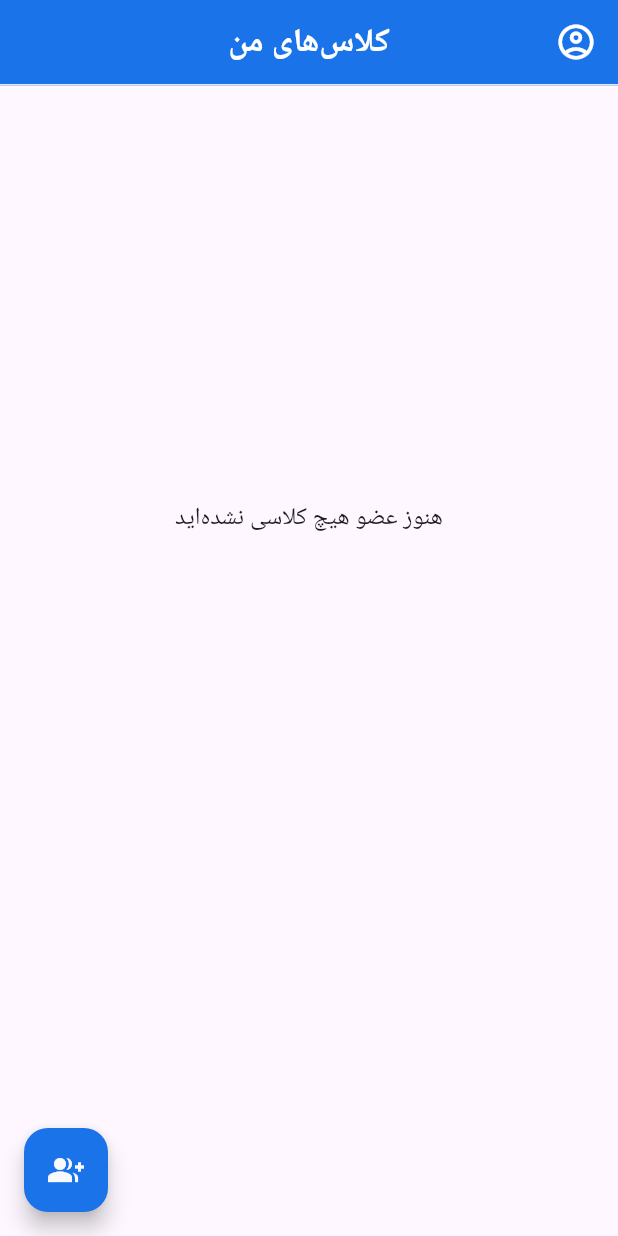
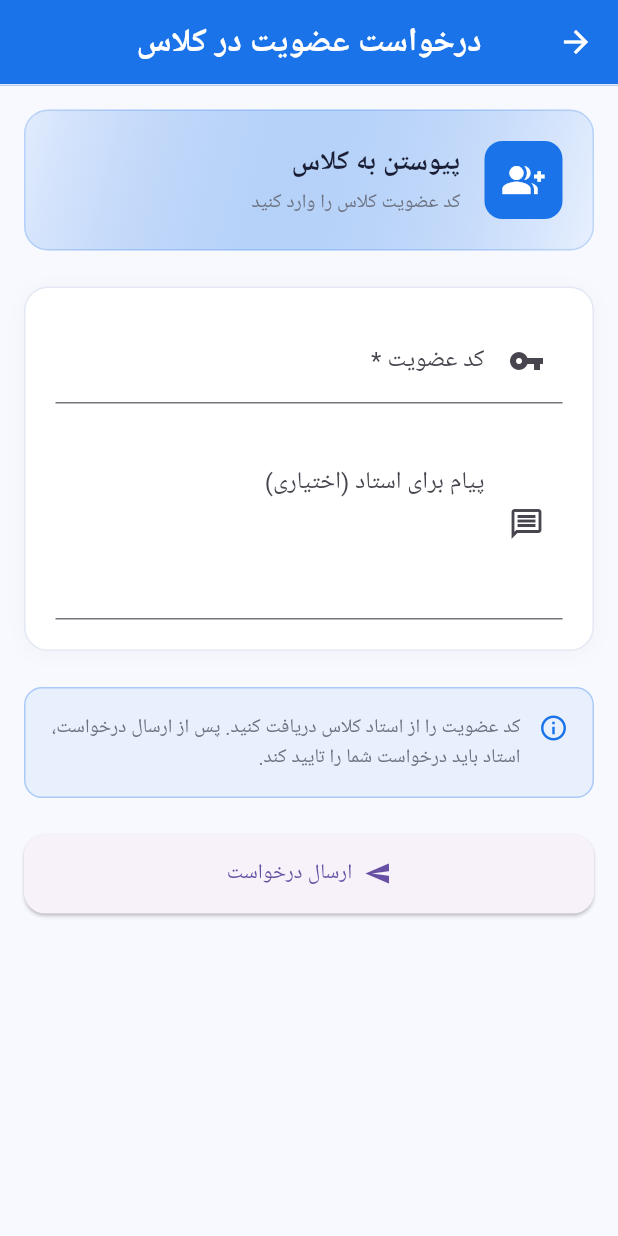
Before and after one commit to Pgh2005/KarAfarinJoo, a Flutter app: the screen it shows once a user with an empty profile is signed in, after a tap on the "group add" icon, on a phone screen of 412 x 824 dp. Run offline on Flutter 3.47's test engine with Material 3 defaults, Android fonts, the phone set to English and light mode, and no system bars; our stand-ins replace flutter_dotenv, flutter_riverpod, go_router, supabase_flutter; accounts and stored records are empty; network calls fail.

Commit message:
feat: add join-class-request page

```diff
--- a/lib/core/router/app_route.dart
+++ b/lib/core/router/app_route.dart
@@ -5,6 +5,7 @@ import 'package:karafarini/features/auth/presentation/pages/login_page.dart';
 import 'package:karafarini/features/auth/presentation/pages/signup_page.dart';
 import 'package:karafarini/features/auth/presentation/pages/splash_screen.dart';
 import 'package:karafarini/features/classes/presentation/pages/create_class_page.dart';
+import 'package:karafarini/features/classes/presentation/pages/join_class_page.dart';
 import 'package:karafarini/features/profile/presentation/pages/profile_page.dart';
 import 'package:karafarini/features/home/presentation/pages/home_page.dart';
 import 'package:supabase_flutter/supabase_flutter.dart';
@@ -65,6 +66,11 @@ final appRouter = GoRouter(
       name: 'create-class',
       builder: (context, state) => const CreateClassPage(),
     ),
+    GoRoute(
+      path: '/join-class',
+      name: 'join-class',
+      builder: (context, state) => const JoinClassPage(),
+    ),
   ],
 );
 
--- a/lib/features/classes/presentation/pages/create_class_page.dart
+++ b/lib/features/classes/presentation/pages/create_class_page.dart
@@ -75,10 +75,7 @@ class _CreateClassPageState extends ConsumerState<CreateClassPage> {
     } catch (e) {
       if (mounted) {
         ScaffoldMessenger.of(context).showSnackBar(
-          SnackBar(
-            content: Text('خطا: $e'),
-            backgroundColor: Colors.red,
-          ),
+          SnackBar(content: Text('خطا: $e'), backgroundColor: Colors.red),
         );
       }
     } finally {
@@ -109,13 +106,13 @@ class _CreateClassPageState extends ConsumerState<CreateClassPage> {
                   begin: Alignment.topLeft,
                   end: Alignment.bottomRight,
                   colors: [
-                    AppTheme.primary.withOpacity(0.1),
+                    AppTheme.primary.withValues(alpha: 0.1),
                     AppTheme.primaryLight,
                   ],
                 ),
                 borderRadius: BorderRadius.circular(16),
                 border: Border.all(
-                  color: AppTheme.primary.withOpacity(0.2),
+                  color: AppTheme.primary.withValues(alpha: 0.2),
                   width: 1,
                 ),
               ),
@@ -168,13 +165,10 @@ class _CreateClassPageState extends ConsumerState<CreateClassPage> {
               decoration: BoxDecoration(
                 color: AppTheme.cardBg,
                 borderRadius: BorderRadius.circular(16),
-                border: Border.all(
-                  color: AppTheme.border,
-                  width: 1,
-                ),
+                border: Border.all(color: AppTheme.border, width: 1),
                 boxShadow: [
                   BoxShadow(
-                    color: Colors.black.withOpacity(0.03),
+                    color: Colors.black.withValues(alpha: 0.03),
                     blurRadius: 10,
                     offset: const Offset(0, 2),
                   ),
@@ -257,9 +251,7 @@ class _CreateClassPageState extends ConsumerState<CreateClassPage> {
                         prefixIcon: Icon(Icons.group),
                       ),
                       keyboardType: TextInputType.number,
-                      inputFormatters: [
-                        FilteringTextInputFormatter.digitsOnly,
-                      ],
+                      inputFormatters: [FilteringTextInputFormatter.digitsOnly],
                       validator: (value) {
                         if (value == null || value.trim().isEmpty) {
                           return 'تعداد دانشجو الزامی است';
@@ -307,18 +299,14 @@ class _CreateClassPageState extends ConsumerState<CreateClassPage> {
                 color: AppTheme.primaryLight,
                 borderRadius: BorderRadius.circular(12),
                 border: Border.all(
-                  color: AppTheme.primary.withOpacity(0.3),
+                  color: AppTheme.primary.withValues(alpha: 0.3),
                   width: 1,
                 ),
               ),
               child: Row(
                 crossAxisAlignment: CrossAxisAlignment.start,
                 children: [
-                  Icon(
-                    Icons.info_outline,
-                    color: AppTheme.primary,
-                    size: 20,
-                  ),
+                  Icon(Icons.info_outline, color: AppTheme.primary, size: 20),
                   const SizedBox(width: 12),
                   Expanded(
                     child: Text(
@@ -371,11 +359,7 @@ class _CreateClassPageState extends ConsumerState<CreateClassPage> {
   Widget _buildSectionTitle(String title, IconData icon) {
     return Row(
       children: [
-        Icon(
-          icon,
-          size: 20,
-          color: AppTheme.primary,
-        ),
+        Icon(icon, size: 20, color: AppTheme.primary),
         const SizedBox(width: 8),
         Text(
           title,
--- /dev/null
+++ b/lib/features/classes/presentation/pages/join_class_page.dart
@@ -0,0 +1,277 @@
+import 'package:flutter/material.dart';
+import 'package:flutter_riverpod/flutter_riverpod.dart';
+import 'package:go_router/go_router.dart';
+import 'package:karafarini/core/providers/session_providers.dart';
+import 'package:karafarini/core/theme/app_theme.dart';
+import 'package:karafarini/core/widgets/app_bar_builder.dart';
+import 'package:karafarini/features/classes/providers/classes_provider.dart';
+
+class JoinClassPage extends ConsumerStatefulWidget {
+  const JoinClassPage({super.key});
+
+  @override
+  ConsumerState<JoinClassPage> createState() => _JoinClassPageState();
+}
+
+class _JoinClassPageState extends ConsumerState<JoinClassPage> {
+  final _formKey = GlobalKey<FormState>();
+  final _joinCodeController = TextEditingController();
+  final _messageController = TextEditingController();
+
+  bool _isLoading = false;
+
+  @override
+  void dispose() {
+    _joinCodeController.dispose();
+    _messageController.dispose();
+    super.dispose();
+  }
+
+  Future<void> _sendJoinRequest() async {
+    if (!_formKey.currentState!.validate()) {
+      return;
+    }
+
+    setState(() => _isLoading = true);
+
+    try {
+      final userId = ref.read(currentUserIdProvider);
+      if (userId == null) {
+        throw Exception('کاربر یافت نشد');
+      }
+
+      final classService = ref.read(classServiceProvider);
+
+      await classService.sendJoinRequest(
+        joinCode: _joinCodeController.text.trim(),
+        studentId: userId,
+        message: _messageController.text.trim().isEmpty
+            ? null
+            : _messageController.text.trim(),
+      );
+
+      // Invalidate to refresh if needed
+      ref.invalidate(studentClassesProvider);
+
+      if (mounted) {
+        ScaffoldMessenger.of(context).showSnackBar(
+          const SnackBar(
+            content: Text('درخواست عضویت با موفقیت ارسال شد'),
+            backgroundColor: Colors.green,
+          ),
+        );
+        context.pop(true);
+      }
+    } catch (e) {
+      if (mounted) {
+        ScaffoldMessenger.of(context).showSnackBar(
+          SnackBar(content: Text('خطا: $e'), backgroundColor: Colors.red),
+        );
+      }
+    } finally {
+      if (mounted) {
+        setState(() => _isLoading = false);
+      }
+    }
+  }
+
+  @override
+  Widget build(BuildContext context) {
+    return Scaffold(
+      backgroundColor: AppTheme.surface,
+      appBar: const AppBarBuilder(
+        title: 'درخواست عضویت در کلاس',
+        automaticallyImplyLeading: true,
+      ),
+      body: Form(
+        key: _formKey,
+        child: ListView(
+          padding: const EdgeInsets.all(16),
+          children: [
+            // Header Card
+            Container(
+              padding: const EdgeInsets.all(20),
+              decoration: BoxDecoration(
+                gradient: LinearGradient(
+                  begin: Alignment.topLeft,
+                  end: Alignment.bottomRight,
+                  colors: [
+                    AppTheme.primary.withValues(alpha: 0.1),
+                    AppTheme.primaryLight,
+                  ],
+                ),
+                borderRadius: BorderRadius.circular(16),
+                border: Border.all(
+                  color: AppTheme.primary.withValues(alpha: 0.2),
+                  width: 1,
+                ),
+              ),
+              child: Row(
+                children: [
+                  Container(
+                    padding: const EdgeInsets.all(12),
+                    decoration: BoxDecoration(
+                      color: AppTheme.primary,
+                      borderRadius: BorderRadius.circular(12),
+                    ),
+                    child: const Icon(
+                      Icons.group_add,
+                      color: Colors.white,
+                      size: 28,
+                    ),
+                  ),
+                  const SizedBox(width: 16),
+                  Expanded(
+                    child: Column(
+                      crossAxisAlignment: CrossAxisAlignment.start,
+                      children: [
+                        Text(
+                          'پیوستن به کلاس',
+                          style: TextStyle(
+                            fontSize: 18,
+                            fontWeight: FontWeight.bold,
+                            color: AppTheme.textPrimary,
+                          ),
+                        ),
+                        const SizedBox(height: 4),
+                        Text(
+                          'کد عضویت کلاس را وارد کنید',
+                          style: TextStyle(
+                            fontSize: 13,
+                            color: AppTheme.textSecondary,
+                          ),
+                        ),
+                      ],
+                    ),
+                  ),
+                ],
+              ),
+            ),
+
+            const SizedBox(height: 24),
+
+            // Form Card
+            Container(
+              decoration: BoxDecoration(
+                color: AppTheme.cardBg,
+                borderRadius: BorderRadius.circular(16),
+                border: Border.all(color: AppTheme.border, width: 1),
+                boxShadow: [
+                  BoxShadow(
+                    color: Colors.black.withValues(alpha: 0.03),
+                    blurRadius: 10,
+                    offset: const Offset(0, 2),
+                  ),
+                ],
+              ),
+              child: Padding(
+                padding: const EdgeInsets.all(20),
+                child: Column(
+                  crossAxisAlignment: CrossAxisAlignment.start,
+                  children: [
+                    // Join Code Field
+                    TextFormField(
+                      controller: _joinCodeController,
+                      decoration: const InputDecoration(
+                        labelText: 'کد عضویت *',
+                        hintText: 'مثال: ABC123',
+                        prefixIcon: Icon(Icons.vpn_key),
+                      ),
+                      textCapitalization: TextCapitalization.characters,
+                      validator: (value) {
+                        if (value == null || value.trim().isEmpty) {
+                          return 'کد عضویت الزامی است';
+                        }
+                        if (value.trim().length != 6) {
+                          return 'کد عضویت باید ۶ کاراکتر باشد';
+                        }
+                        return null;
+                      },
+                      textInputAction: TextInputAction.next,
+                    ),
+
+                    const SizedBox(height: 16),
+
+                    // Message Field
+                    TextFormField(
+                      controller: _messageController,
+                      decoration: const InputDecoration(
+                        labelText: 'پیام برای استاد (اختیاری)',
+                        hintText: 'توضیحات یا پیام خود را وارد کنید',
+                        prefixIcon: Icon(Icons.message_outlined),
+                        alignLabelWithHint: true,
+                      ),
+                      maxLines: 4,
+                      textInputAction: TextInputAction.done,
+                    ),
+                  ],
+                ),
+              ),
+            ),
+
+            const SizedBox(height: 24),
+
+            // Info Box
+            Container(
+              padding: const EdgeInsets.all(16),
+              decoration: BoxDecoration(
+                color: AppTheme.primaryLight,
+                borderRadius: BorderRadius.circular(12),
+                border: Border.all(
+                  color: AppTheme.primary.withValues(alpha: 0.3),
+                  width: 1,
+                ),
+              ),
+              child: Row(
+                crossAxisAlignment: CrossAxisAlignment.start,
+                children: [
+                  Icon(Icons.info_outline, color: AppTheme.primary, size: 20),
+                  const SizedBox(width: 12),
+                  Expanded(
+                    child: Text(
+                      'کد عضویت را از استاد کلاس دریافت کنید. پس از ارسال درخواست، استاد باید درخواست شما را تایید کند.',
+                      style: TextStyle(
+                        fontSize: 13,
+                        color: AppTheme.textSecondary,
+                        height: 1.5,
+                      ),
+                    ),
+                  ),
+                ],
+              ),
+            ),
+
+            const SizedBox(height: 24),
+
+            // Send Request Button
+            SizedBox(
+              width: double.infinity,
+              child: ElevatedButton.icon(
+                onPressed: _isLoading ? null : _sendJoinRequest,
+                icon: _isLoading
+                    ? const SizedBox(
+                        width: 20,
+                        height: 20,
+                        child: CircularProgressIndicator(
+                          strokeWidth: 2,
+                          color: Colors.white,
+                        ),
+                      )
+                    : const Icon(Icons.send),
+                label: Text(_isLoading ? 'در حال ارسال...' : 'ارسال درخواست'),
+                style: ElevatedButton.styleFrom(
+                  padding: const EdgeInsets.symmetric(vertical: 16),
+                  shape: RoundedRectangleBorder(
+                    borderRadius: BorderRadius.circular(14),
+                  ),
+                ),
+              ),
+            ),
+
+            const SizedBox(height: 16),
+          ],
+        ),
+      ),
+    );
+  }
+}
--- a/lib/features/home/presentation/pages/home_page.dart
+++ b/lib/features/home/presentation/pages/home_page.dart
@@ -74,22 +74,16 @@ class HomePage extends ConsumerWidget {
               child: _ClassListView(classes: classes, isProfessor: isProfessor),
             ),
           ),
-
           floatingActionButton: FloatingActionButton(
             backgroundColor: AppTheme.primary,
             onPressed: () async {
-              debugPrint('go to create class page student');
-
               if (isProfessor) {
-                // Navigate to create class page
-                debugPrint('go to create class page professor');
                 final result = await context.pushNamed('create-class');
-                // If class was created successfully, refresh the list
                 if (result == true) {
                   ref.invalidate(teacherClassesProvider);
                 }
               } else {
-                _openJoinClassDialog(context);
+                await context.pushNamed('join-class');
               }
             },
             child: Icon(
@@ -100,10 +94,6 @@ class HomePage extends ConsumerWidget {
         );
       },
     );
-  }
-
-  void _openJoinClassDialog(BuildContext context) {
-    // در مراحل بعد پیاده‌سازی می‌شود
   }
 }
 
```
